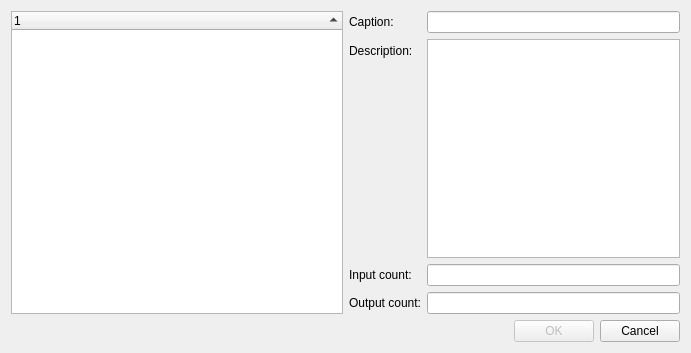
Above: u7/ChooseAfbDialog.ui from whiteman-kr/u7set before the change. Below: the same form after it.
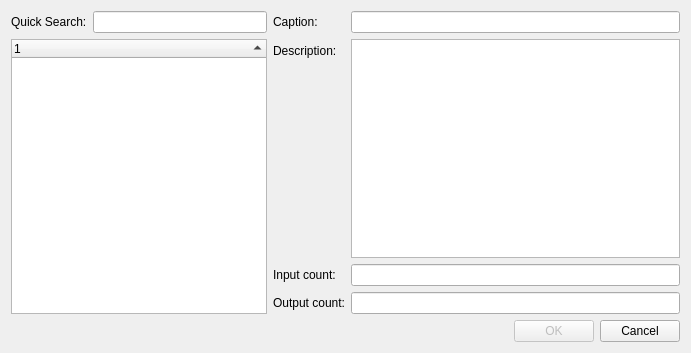
That is the form after the change.

Commit message: RPCT-473, RPCT-474: Choose AFB Element dialog is improved, added Category and Version fields to AFB element description

What changed in the file:
```diff
--- a/u7/ChooseAfbDialog.ui
+++ b/u7/ChooseAfbDialog.ui
@@ -54,11 +54,29 @@
    <item row="0" column="0">
     <layout class="QVBoxLayout" name="verticalLayout">
      <item>
-      <layout class="QHBoxLayout" name="horizontalLayout_2" stretch="5,5">
+      <layout class="QHBoxLayout" name="horizontalLayout_2" stretch="0,5">
+       <item>
+        <layout class="QHBoxLayout" name="horizontalLayout">
+         <item>
+          <layout class="QVBoxLayout" name="verticalLayout_3">
+           <item>
+            <layout class="QHBoxLayout" name="horizontalLayout_4">
+             <item>
+              <widget class="QLabel" name="label_5">
+               <property name="text">
+                <string>Quick Search:</string>
+               </property>
+              </widget>
+             </item>
+             <item>
+              <widget class="QLineEdit" name="editQuickSearch"/>
+             </item>
+            </layout>
+           </item>
        <item>
         <widget class="QTreeWidget" name="m_afbTree">
          <property name="rootIsDecorated">
-          <bool>false</bool>
+              <bool>true</bool>
          </property>
          <property name="sortingEnabled">
           <bool>false</bool>
@@ -75,6 +93,10 @@
           </property>
          </column>
         </widget>
+           </item>
+          </layout>
+         </item>
+        </layout>
        </item>
        <item>
         <layout class="QFormLayout" name="formLayout">
```
Lines whose indentation alone changed are shown as unchanged. The commit also changes 18 other files.
